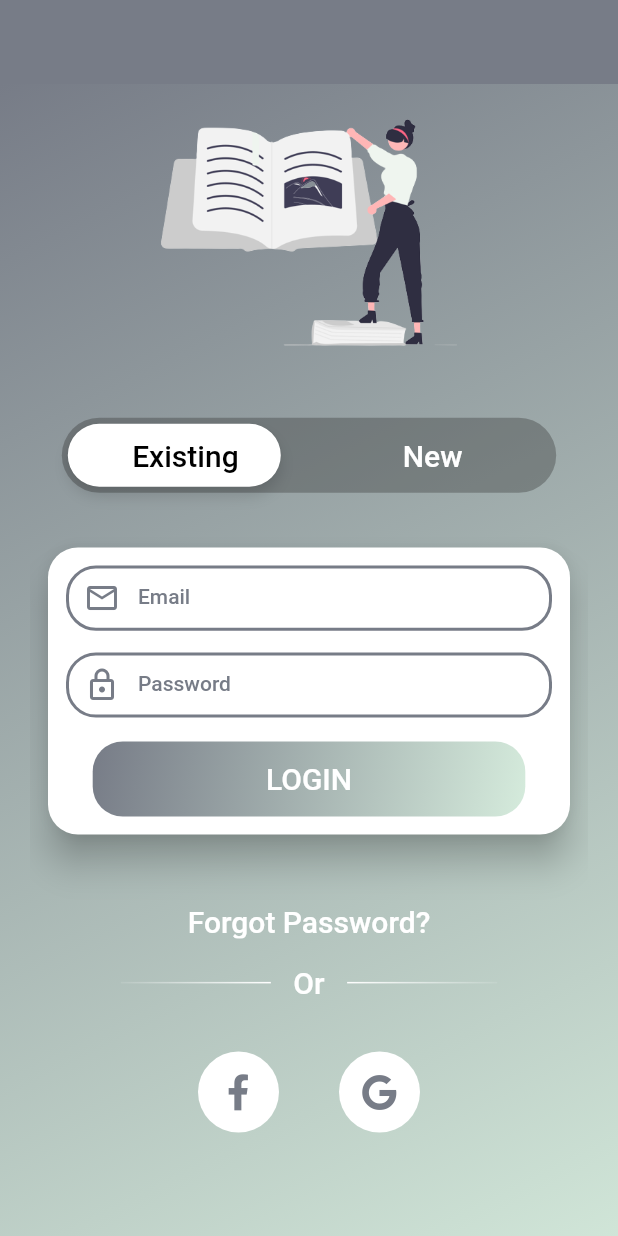
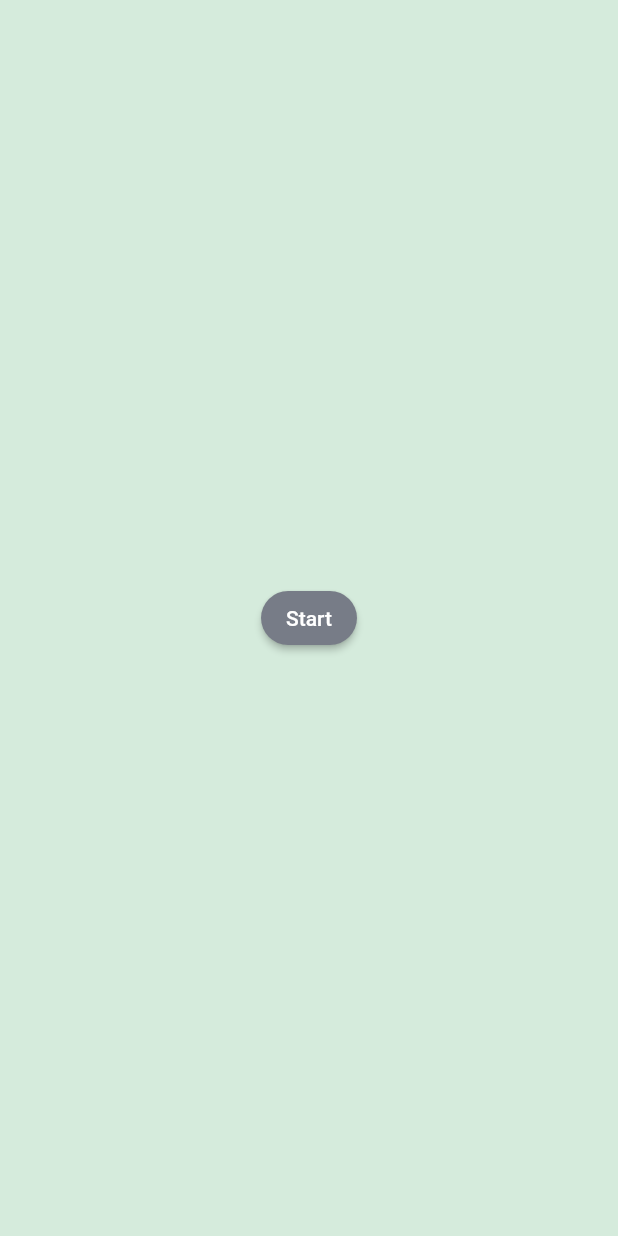
Before and after one commit to BartoszRudnik/book-club, a Flutter app: the screen it shows after launch, on a phone screen of 412 x 824 dp. Run offline on Flutter 3.47's test engine with Material 2 defaults, Android fonts, the light colour scheme and no system bars; our stand-ins replace dartz, firebase_auth, firebase_core, font_awesome_flutter, google_sign_in; accounts and stored records are empty.

Commit message:
feat: auto login && logout

```diff
--- a/lib/main.dart
+++ b/lib/main.dart
@@ -2,6 +2,8 @@ import 'package:book_club/model/failure.dart';
 import 'package:book_club/provider/auth_provider.dart';
 import 'package:book_club/screen/auth_screen.dart';
 import 'package:book_club/screen/home_screen.dart';
+import 'package:book_club/screen/loading_screen.dart';
+import 'package:book_club/screen/start_screen.dart';
 import 'package:book_club/utils/google_sign_in_api.dart';
 import 'package:book_club/utils/my_theme.dart';
 import 'package:book_club/utils/routes.dart';
@@ -9,7 +11,6 @@ import 'package:dartz/dartz.dart';
 import 'package:firebase_auth/firebase_auth.dart';
 import 'package:firebase_core/firebase_core.dart';
 import 'package:flutter/material.dart';
-import 'package:google_sign_in/google_sign_in.dart';
 import 'package:provider/provider.dart';
 
 Future<void> main() async {
@@ -40,7 +41,12 @@ class MyApp extends StatelessWidget {
         title: 'Book Club',
         theme: MyTheme().buildTheme(),
         debugShowCheckedModeBanner: false,
-        home: Provider.of<AuthProvider>(context).isAuth ? const HomeScreen() : const AuthScreen(),
+        home: Provider.of<AuthProvider>(context).isAuth
+            ? const HomeScreen()
+            : FutureBuilder(
+                future: Provider.of<AuthProvider>(context, listen: false).autoLogin(),
+                builder: (ctx, loadingResult) => loadingResult.connectionState == ConnectionState.waiting ? const LoadingScreen() : const StartScreen(),
+              ),
         routes: Routes.routes,
       ),
     );
--- a/lib/screen/auth_screen.dart
+++ b/lib/screen/auth_screen.dart
@@ -11,17 +11,7 @@ class AuthScreen extends StatefulWidget {
 }
 
 class _AuthScreenState extends State<AuthScreen> {
-  late PageController _pageController;
-
-  Color left = Colors.black;
-  Color right = Colors.white;
-
-  @override
-  void initState() {
-    super.initState();
-
-    _pageController = PageController();
-  }
+  final PageController _pageController = PageController();
 
   @override
   void dispose() {
@@ -44,20 +34,6 @@ class _AuthScreenState extends State<AuthScreen> {
       duration: const Duration(milliseconds: 300),
       curve: Curves.decelerate,
     );
-  }
-
-  void leftBlack() {
-    setState(() {
-      left = Colors.black;
-      right = Colors.white;
-    });
-  }
-
-  void leftWhite() {
-    setState(() {
-      left = Colors.white;
-      right = Colors.black;
-    });
   }
 
   @override
@@ -100,12 +76,8 @@ class _AuthScreenState extends State<AuthScreen> {
                   pageController: _pageController,
                   onSignInButtonPress: _onSignInButtonPress,
                   onSignUpButtonPress: _onSignUpButtonPress,
-                  left: left,
-                  right: right,
                 ),
                 CurrentAuthMode(
-                  leftBlack: leftBlack,
-                  leftWhite: leftWhite,
                   pageController: _pageController,
                 ),
               ],
--- /dev/null
+++ b/lib/screen/start_screen.dart
@@ -0,0 +1,22 @@
+import 'package:book_club/utils/routes.dart';
+import 'package:flutter/material.dart';
+
+class StartScreen extends StatelessWidget {
+  const StartScreen({Key? key}) : super(key: key);
+
+  @override
+  Widget build(BuildContext context) {
+    return Scaffold(
+      body: Center(
+        child: ElevatedButton(
+          onPressed: () {
+            Navigator.of(context).pushNamed(Routes.authScreen);
+          },
+          child: const Text(
+            "Start",
+          ),
+        ),
+      ),
+    );
+  }
+}
--- a/lib/utils/routes.dart
+++ b/lib/utils/routes.dart
@@ -1,12 +1,15 @@
+import 'package:book_club/screen/auth_screen.dart';
 import 'package:book_club/screen/reset_password_screen.dart';
 import 'package:book_club/widget/sign_up_form.dart';
 
 class Routes {
   static const String signUpForm = "/signUpForm";
   static const String resetPasswordScreen = "/resetPasswordScreen";
+  static const String authScreen = "/authScreen";
 
   static final routes = {
     resetPasswordScreen: (ctx) => const ResetPasswordScreen(),
     signUpForm: (ctx) => const SignUpForm(),
+    authScreen: (ctx) => const AuthScreen(),
   };
 }
--- a/lib/widget/auth_mode_switcher.dart
+++ b/lib/widget/auth_mode_switcher.dart
@@ -7,15 +7,11 @@ class AuthModeSwitcher extends StatelessWidget {
     required this.pageController,
     required this.onSignInButtonPress,
     required this.onSignUpButtonPress,
-    required this.left,
-    required this.right,
   }) : super(key: key);
 
   final PageController pageController;
   final Function onSignInButtonPress;
   final Function onSignUpButtonPress;
-  final Color left;
-  final Color right;
 
   @override
   Widget build(BuildContext context) {
@@ -43,7 +39,13 @@ class AuthModeSwitcher extends StatelessWidget {
                   onPressed: () => onSignInButtonPress(),
                   child: Text(
                     'Existing',
-                    style: Theme.of(context).textTheme.headline2!.copyWith(color: left),
+                    style: Theme.of(context).textTheme.headline2!.copyWith(
+                          color: pageController.hasClients
+                              ? pageController.page == 1
+                                  ? Colors.white
+                                  : Colors.black
+                              : Colors.black,
+                        ),
                   ),
                 ),
               ),
@@ -55,7 +57,13 @@ class AuthModeSwitcher extends StatelessWidget {
                   onPressed: () => onSignUpButtonPress(),
                   child: Text(
                     'New',
-                    style: Theme.of(context).textTheme.headline2!.copyWith(color: right),
+                    style: Theme.of(context).textTheme.headline2!.copyWith(
+                          color: pageController.hasClients
+                              ? pageController.page == 0
+                                  ? Colors.white
+                                  : Colors.black
+                              : Colors.black,
+                        ),
                   ),
                 ),
               ),
--- a/lib/widget/current_auth_mode.dart
+++ b/lib/widget/current_auth_mode.dart
@@ -7,13 +7,9 @@ import 'package:provider/provider.dart';
 class CurrentAuthMode extends StatelessWidget {
   const CurrentAuthMode({
     Key? key,
-    required this.leftBlack,
-    required this.leftWhite,
     required this.pageController,
   }) : super(key: key);
 
-  final Function leftBlack;
-  final Function leftWhite;
   final PageController pageController;
 
   @override
@@ -26,11 +22,6 @@ class CurrentAuthMode extends StatelessWidget {
           Provider.of<AuthProvider>(context, listen: false).clearError();
 
           FocusScope.of(context).requestFocus(FocusNode());
-          if (i == 0) {
-            leftBlack();
-          } else if (i == 1) {
-            leftWhite();
-          }
         },
         controller: pageController,
         children: const [
--- a/lib/widget/sign_up_form.dart
+++ b/lib/widget/sign_up_form.dart
@@ -148,6 +148,10 @@ class _SignUpFormState extends State<SignUpForm> {
                                     emailController.text,
                                     passwordController.text,
                                   );
+
+                                  if (authProvider.isAuth) {
+                                    Navigator.of(context).pop();
+                                  }
                                 },
                               ),
                             ],
```
Also changed, not shown: lib/provider/auth_provider.dart (+49 -1 lines), lib/screen/home_screen.dart (+14 -1 lines), lib/screen/loading_screen.dart (added, +14 -0 lines), lib/widget/login_form.dart (+8 -0 lines).
